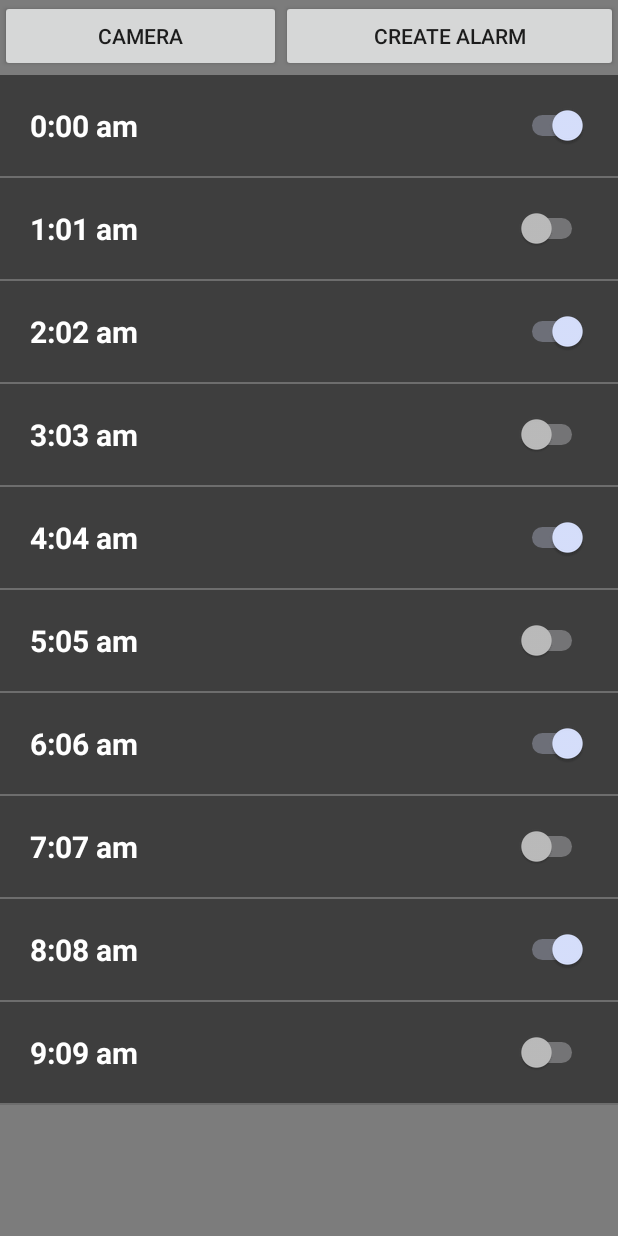
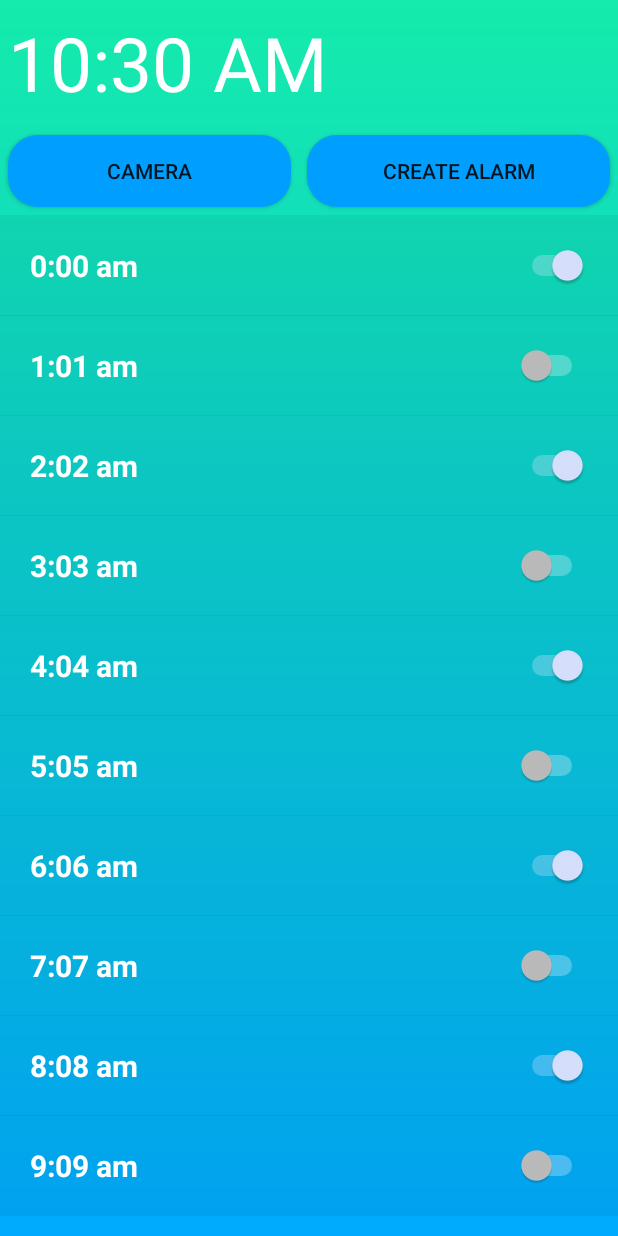
Before and after one commit to dan-rds/SnapAlarm, an Android app: the screen it shows after launch (MainActivity), on a phone screen of 412 x 824 dp. Run offline under Robolectric (Android 15) with nearby library versions, the light colour scheme and no system bars.

Commit message:
UI
I did some more work to the ui. I hope to chage the background based on the day and do some more changes.

```diff
--- a/app/src/main/java/com/example/snapalarm/AlarmPage.java
+++ b/app/src/main/java/com/example/snapalarm/AlarmPage.java
@@ -1,11 +1,19 @@
 package com.example.snapalarm;
 
 import android.content.Intent;
+import android.content.res.Resources;
+import android.graphics.Color;
+import android.graphics.drawable.ColorDrawable;
+import android.graphics.drawable.Drawable;
+import android.graphics.drawable.GradientDrawable;
+import android.support.constraint.ConstraintLayout;
 import android.support.v7.app.AppCompatActivity;
 import android.os.Bundle;
+import android.text.Layout;
 import android.view.View;
 import android.widget.ArrayAdapter;
 import android.widget.Button;
+import android.widget.RelativeLayout;
 import android.widget.Spinner;
 
 public class AlarmPage extends AppCompatActivity {
@@ -16,6 +24,10 @@
             "32","33","34","35","36","37","38","39","40","41","42","43","44","45","46","47",
             "48","49","50","51","52","53","54","55","56","57","58","59"};
     String[] ampm={"AM","PM"};
+    RelativeLayout relativeLayout;
+
+
+
 
     @Override
     protected void onCreate(Bundle savedInstanceState) {
--- /dev/null
+++ b/app/src/main/res/drawable/gradient_first.xml
@@ -0,0 +1,9 @@
+<?xml version="1.0" encoding="utf-8"?>
+<shape xmlns:android="http://schemas.android.com/apk/res/android">
+    <gradient
+        android:angle="90"
+        android:endColor="@color/teal"
+        android:startColor="@color/light_blue"
+        />
+
+</shape>
--- /dev/null
+++ b/app/src/main/res/drawable/rounded_button.xml
@@ -0,0 +1,18 @@
+<?xml version="1.0" encoding="utf-8"?>
+<selector xmlns:android="http://schemas.android.com/apk/res/android">
+    <item>
+        <shape
+            android:shape="rectangle">
+            <corners
+                android:bottomLeftRadius="20dp"
+                android:bottomRightRadius="20dp"
+                android:topLeftRadius="20dp"
+                android:topRightRadius="20dp"
+                android:radius="10dp"
+                />
+            <solid
+                android:color="@color/sky_blue"/>
+        </shape>
+    </item>
+
+</selector>
--- a/app/src/main/res/layout/activity_alarm_page.xml
+++ b/app/src/main/res/layout/activity_alarm_page.xml
@@ -2,10 +2,12 @@
 <android.support.constraint.ConstraintLayout xmlns:android="http://schemas.android.com/apk/res/android"
     xmlns:app="http://schemas.android.com/apk/res-auto"
     xmlns:tools="http://schemas.android.com/tools"
+    android:background="@drawable/gradient_first"
     android:layout_width="match_parent"
     android:layout_height="match_parent"
-    tools:context=".AlarmPage"
-    android:background="@color/background" >
+
+    tools:context=".AlarmPage">
+
 
     <Spinner
         android:id="@+id/hourSpin"
@@ -127,7 +129,7 @@
         android:layout_marginTop="71dp"
         android:text="@string/colon"
         android:textAppearance="@style/TextAppearance.AppCompat.Large"
-        android:textSize="36sp"
+        android:textSize="37sp"
         android:textStyle="bold"
         app:layout_constraintStart_toStartOf="parent"
         app:layout_constraintTop_toTopOf="parent" />
--- a/app/src/main/res/layout/activity_main.xml
+++ b/app/src/main/res/layout/activity_main.xml
@@ -5,26 +5,44 @@
     android:id="@+id/coordinatorLayout"
     android:layout_width="match_parent"
     android:layout_height="match_parent"
-    android:background="@color/background"
+    android:background="@drawable/gradient_first"
     tools:context="com.example.snapalarm.MainActivity">
+
+    <DigitalClock
+
+        android:textSize="50dp"
+        android:layout_marginTop="8dp"
+        android:layout_marginLeft="5dp"
+        android:textColor="@color/white"
+        android:layout_width="wrap_content"
+        android:layout_height="wrap_content" />
 
     <LinearLayout
         android:layout_width="match_parent"
         android:layout_height="match_parent"
         android:orientation="horizontal">
 
+
         <Button
             android:id="@+id/camera_btn"
             android:layout_width="wrap_content"
             android:layout_height="wrap_content"
+            android:layout_marginTop="90dp"
+            android:layout_marginLeft="5dp"
+            android:layout_marginRight="5dp"
             android:layout_weight="1"
+            android:background="@drawable/rounded_button"
             android:text="Camera" />
 
         <Button
             android:id="@+id/alarm_btn"
             android:layout_width="wrap_content"
             android:layout_height="wrap_content"
+            android:layout_marginLeft="5dp"
+            android:layout_marginTop="90dp"
+            android:layout_marginRight="5dp"
             android:layout_weight="1"
+            android:background="@drawable/rounded_button"
             android:text="Create Alarm" />
 
     </LinearLayout>
@@ -37,7 +55,10 @@
             android:id="@+id/images_list"
             android:layout_width="match_parent"
             android:layout_height="match_parent"
-            android:layout_marginTop="50dp"
+            android:layout_marginTop="143dp"
+            android:background="@android:color/transparent"
+            android:cacheColorHint="@android:color/transparent"
+            android:divider="@android:color/white"
             app:layout_constraintTop_toTopOf="parent">
 
         </ListView>
--- a/app/src/main/res/layout/list_item.xml
+++ b/app/src/main/res/layout/list_item.xml
@@ -2,7 +2,7 @@
 <RelativeLayout xmlns:android="http://schemas.android.com/apk/res/android"
     android:layout_width="match_parent"
     android:layout_height="match_parent"
-    android:background="@color/background">
+    android:background="@color/transparent">
 
 
 
--- a/app/src/main/res/values/colors.xml
+++ b/app/src/main/res/values/colors.xml
@@ -1,6 +1,9 @@
 <?xml version="1.0" encoding="utf-8"?>
 <resources>
     <color name="colorPrimary">#999</color>
+    <color name="white">#ffffff</color>
+    <color name="transparent">#0d000000</color>
+    <color name="list">#e9e9f2</color>
     <color name="colorPrimaryDark">#80000000</color>
     <color name="background">#80000000</color>
     <color name="colorAccent">#50000000</color>
@@ -14,4 +17,9 @@
     <color name="highlight_green">#9983CC39</color>
     <color name="highlight_light_blue">#5c5cff</color>
     <color name="highlight_elec_blue">#0000ee</color>
+    <color name="light_blue">#00AAFE</color>
+    <color name="teal">#15EBAB</color>
+    <color name="purple">#3C0EF5</color>
+    <color name="dark_pink">#792774</color>
+    <color name="sky_blue">#009fff</color>
 </resources>
```
